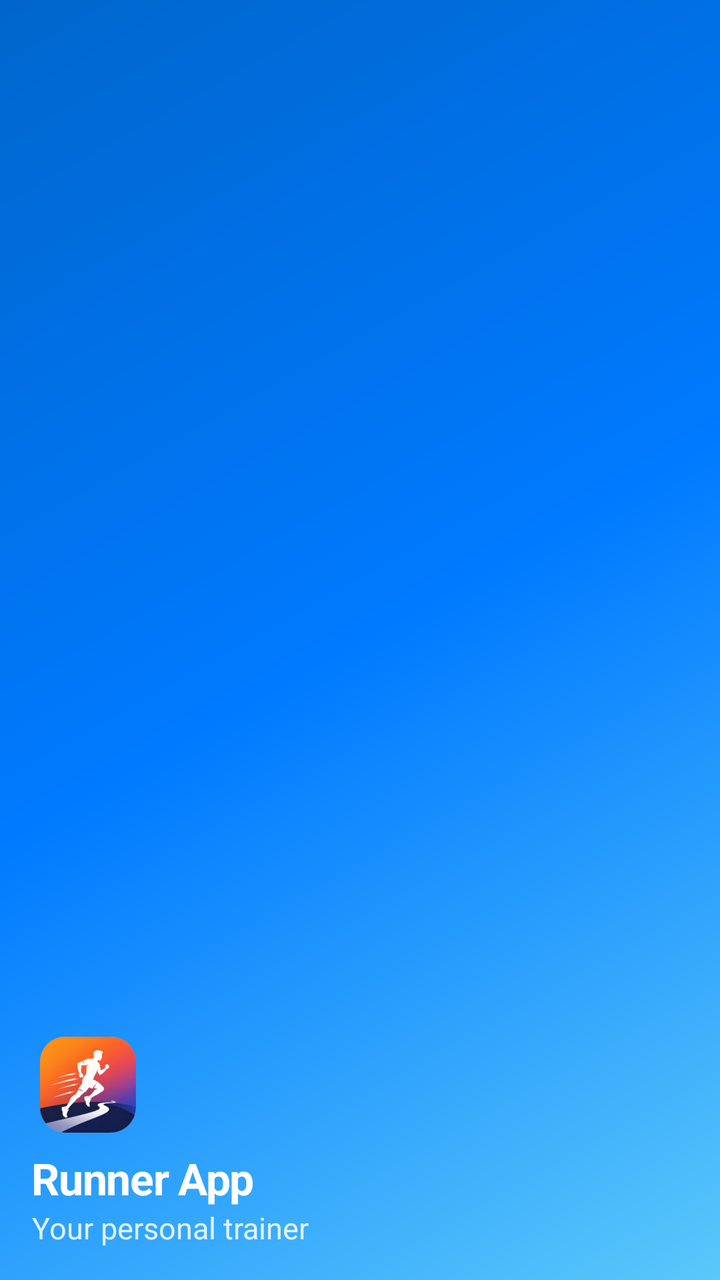
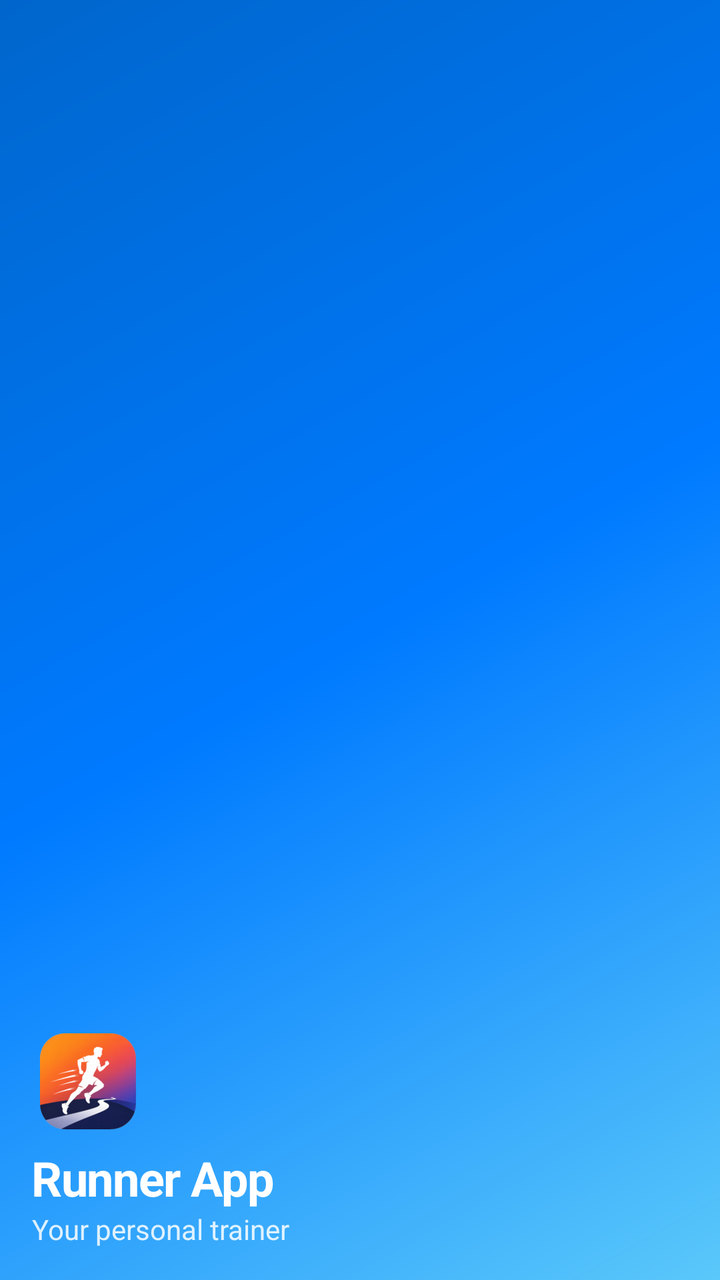

Before-and-after screenshots of an Android layout around one commit, followed by the original layout XML and the change that was made.
<!-- AndroidManifest.xml: application theme Theme.Runner -->
<!-- res/layout/nav_header_main.xml -->
<?xml version="1.0" encoding="utf-8"?>
<LinearLayout xmlns:android="http://schemas.android.com/apk/res/android"
    xmlns:app="http://schemas.android.com/apk/res-auto"
    android:layout_width="match_parent"
    android:layout_height="@dimen/nav_header_height"
    android:background="@drawable/side_nav_bar"
    android:gravity="bottom"
    android:orientation="vertical"
    android:paddingLeft="@dimen/activity_horizontal_margin"
    android:paddingTop="@dimen/activity_vertical_margin"
    android:paddingRight="@dimen/activity_horizontal_margin"
    android:paddingBottom="@dimen/activity_vertical_margin"
    android:theme="@style/ThemeOverlay.AppCompat.Dark">

    <ImageView
        android:id="@+id/imageView"
        android:layout_width="56dp"
        android:layout_height="56dp"
        android:contentDescription="@string/nav_header_desc"
        android:paddingTop="@dimen/nav_header_vertical_spacing"
        app:srcCompat="@mipmap/ic_launcher_round" />

    <TextView
        android:layout_width="match_parent"
        android:layout_height="wrap_content"
        android:paddingTop="@dimen/nav_header_vertical_spacing"
        android:text="@string/nav_header_title"
        android:textColor="@color/white"
        android:textSize="22sp"
        android:textStyle="bold"
        android:letterSpacing="-0.02" />

    <TextView
        android:id="@+id/textView"
        android:layout_width="wrap_content"
        android:layout_height="wrap_content"
        android:alpha="0.85"
        android:text="@string/nav_header_subtitle"
        android:textColor="@color/white"
        android:textSize="15sp" />
</LinearLayout>
<!-- resources referenced by this layout -->
<resources>
  <style name="Theme.Runner" parent="Theme.Material3.DayNight.NoActionBar">
          
          <item name="colorPrimary">@color/ios_blue</item>
          <item name="colorOnPrimary">@color/white</item>
          <item name="colorPrimaryContainer">@color/blue_100</item>
          <item name="colorOnPrimaryContainer">@color/blue_900</item>
          <item name="colorSecondary">@color/ios_indigo</item>
          <item name="colorOnSecondary">@color/white</item>
          <item name="colorSecondaryContainer">@color/ios_gray5</item>
          <item name="colorOnSecondaryContainer">@color/ios_label</item>
          <item name="colorTertiary">@color/ios_orange</item>
          <item name="colorOnTertiary">@color/white</item>
          <item name="colorTertiaryContainer">@color/ios_tertiary_container</item>
          <item name="colorOnTertiaryContainer">@color/ios_on_tertiary_container</item>
          <item name="colorError">@color/ios_red</item>
          <item name="colorOnError">@color/white</item>
          <item name="colorErrorContainer">@color/ios_error_container</item>
          <item name="colorOnErrorContainer">@color/ios_on_error_container</item>
  
          
          <item name="android:colorBackground">@color/ios_grouped_background</item>
          <item name="colorOnBackground">@color/ios_label</item>
          <item name="colorSurface">@color/ios_secondary_grouped_background</item>
          <item name="colorOnSurface">@color/ios_label</item>
          <item name="colorSurfaceVariant">@color/ios_gray5</item>
          <item name="colorOnSurfaceVariant">@color/ios_gray</item>
          <item name="colorSurfaceContainerLowest">@color/white</item>
          <item name="colorSurfaceContainerLow">@color/ios_gray6</item>
          <item name="colorSurfaceContainer">@color/ios_gray6</item>
          <item name="colorSurfaceContainerHigh">@color/ios_gray5</item>
          <item name="colorSurfaceContainerHighest">@color/ios_gray4</item>
          <item name="colorOutline">@color/ios_opaque_separator</item>
          <item name="colorOutlineVariant">@color/ios_gray5</item>
  
          
          <item name="android:statusBarColor">@color/ios_grouped_background</item>
          <item name="android:navigationBarColor">@color/ios_grouped_background</item>
          <item name="android:windowLightStatusBar">true</item>
          <item name="android:windowLightNavigationBar" tools:targetApi="o_mr1">true</item>
  
          
          <item name="shapeAppearanceSmallComponent">@style/ShapeAppearance.Runner.SmallComponent</item>
          <item name="shapeAppearanceMediumComponent">@style/ShapeAppearance.Runner.MediumComponent</item>
          <item name="shapeAppearanceLargeComponent">@style/ShapeAppearance.Runner.LargeComponent</item>
  
          
          <item name="materialButtonStyle">@style/Widget.Runner.Button</item>
          <item name="materialButtonOutlinedStyle">@style/Widget.Runner.Button.Outlined</item>
          <item name="borderlessButtonStyle">@style/Widget.Runner.Button.Text</item>
          <item name="materialCardViewStyle">@style/Widget.Runner.Card</item>
          <item name="floatingActionButtonStyle">@style/Widget.Runner.Fab</item>
          <item name="navigationViewStyle">@style/Widget.Runner.NavigationView</item>
          <item name="toolbarStyle">@style/Widget.Runner.Toolbar</item>
          <item name="textInputStyle">@style/Widget.Runner.TextInput</item>
          <item name="switchStyle">@style/Widget.Runner.Switch</item>
          <item name="materialAlertDialogTheme">@style/ThemeOverlay.Runner.MaterialAlertDialog</item>
          <item name="snackbarStyle">@style/Widget.Runner.Snackbar</item>
          <item name="snackbarButtonStyle">@style/Widget.Runner.Snackbar.Button</item>
      </style>
  <style name="Widget.Runner.Button.Outlined" parent="Widget.Material3.Button.OutlinedButton">
          <item name="cornerRadius">12dp</item>
          <item name="android:textAllCaps">false</item>
          <item name="strokeColor">@color/ios_opaque_separator</item>
          <item name="strokeWidth">1dp</item>
      </style>
  <style name="Widget.Runner.Switch" parent="Widget.Material3.CompoundButton.MaterialSwitch">
          <item name="thumbTint">@color/ios_switch_thumb</item>
          <item name="trackTint">@color/ios_switch_track</item>
      </style>
  <!-- unchanged entries left out for length: 44 -->
</resources>

<!-- the commit's change to res/layout/nav_header_main.xml (unified diff, before → after) -->
@@ -26,7 +26,7 @@
         android:paddingTop="@dimen/nav_header_vertical_spacing"
         android:text="@string/nav_header_title"
         android:textColor="@color/white"
-        android:textSize="22sp"
+        android:textAppearance="@style/TextAppearance.Runner.Title"
         android:textStyle="bold"
         android:letterSpacing="-0.02" />
 
@@ -37,5 +37,5 @@
         android:alpha="0.85"
         android:text="@string/nav_header_subtitle"
         android:textColor="@color/white"
-        android:textSize="15sp" />
+        android:textAppearance="@style/TextAppearance.Runner.Subhead" />
 </LinearLayout>
<!-- resource entries referenced after the edit -->
@@ -1,5 +1,13 @@
 <!-- resources referenced by this layout -->
 <resources>
+  <style name="TextAppearance.Runner.Subhead">
+          <item name="android:textSize">14sp</item>
+      </style>
+  <style name="TextAppearance.Runner.Title">
+          <item name="android:textSize">24sp</item>
+          <item name="android:textStyle">bold</item>
+          <item name="android:letterSpacing">-0.01</item>
+      </style>
   <style name="Theme.Runner" parent="Theme.Material3.DayNight.NoActionBar">
           
           <item name="colorPrimary">@color/ios_blue</item>
@@ -55,6 +63,9 @@
           <item name="toolbarStyle">@style/Widget.Runner.Toolbar</item>
           <item name="textInputStyle">@style/Widget.Runner.TextInput</item>
           <item name="switchStyle">@style/Widget.Runner.Switch</item>
+          <item name="materialSwitchStyle">@style/Widget.Runner.Switch</item>
+          <item name="chipStyle">@style/Widget.Runner.Chip.Filter</item>
+          <item name="checkboxStyle">@style/Widget.Runner.CheckBox</item>
           <item name="materialAlertDialogTheme">@style/ThemeOverlay.Runner.MaterialAlertDialog</item>
           <item name="snackbarStyle">@style/Widget.Runner.Snackbar</item>
           <item name="snackbarButtonStyle">@style/Widget.Runner.Snackbar.Button</item>
@@ -62,12 +73,22 @@
   <style name="Widget.Runner.Button.Outlined" parent="Widget.Material3.Button.OutlinedButton">
           <item name="cornerRadius">12dp</item>
           <item name="android:textAllCaps">false</item>
+          <item name="android:letterSpacing">-0.01</item>
           <item name="strokeColor">@color/ios_opaque_separator</item>
           <item name="strokeWidth">1dp</item>
       </style>
   <style name="Widget.Runner.Switch" parent="Widget.Material3.CompoundButton.MaterialSwitch">
           <item name="thumbTint">@color/ios_switch_thumb</item>
           <item name="trackTint">@color/ios_switch_track</item>
+          <item name="trackDecorationTint">@android:color/transparent</item>
+      </style>
+  <style name="Widget.Runner.Chip.Filter" parent="Widget.Material3.Chip.Filter">
+          <item name="shapeAppearance">@style/ShapeAppearance.Material3.Corner.Full</item>
+          <item name="checkedIconVisible">false</item>
+          <item name="android:textAllCaps">false</item>
+      </style>
+  <style name="Widget.Runner.CheckBox" parent="Widget.Material3.CompoundButton.CheckBox">
+          <item name="buttonTint">@color/ios_checkbox_tint</item>
       </style>
   <!-- unchanged entries left out for length: 44 -->
 </resources>
